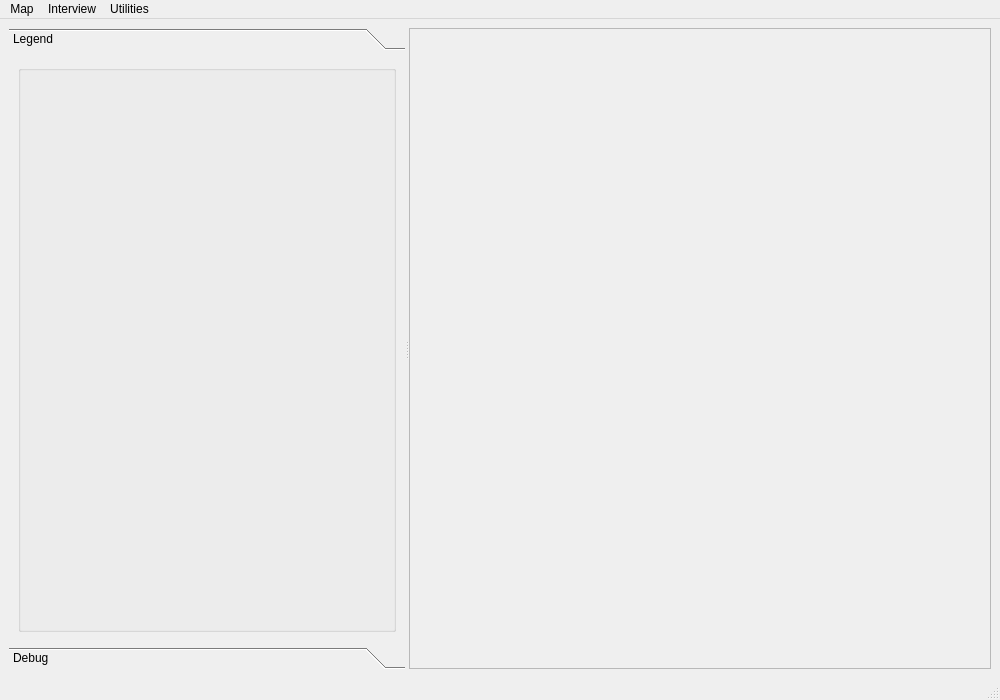
Above: cobi_loreto/Main/mainwindow.ui from Ecotrust/openoceanmap-desktop before the change. Below: the same form after it.
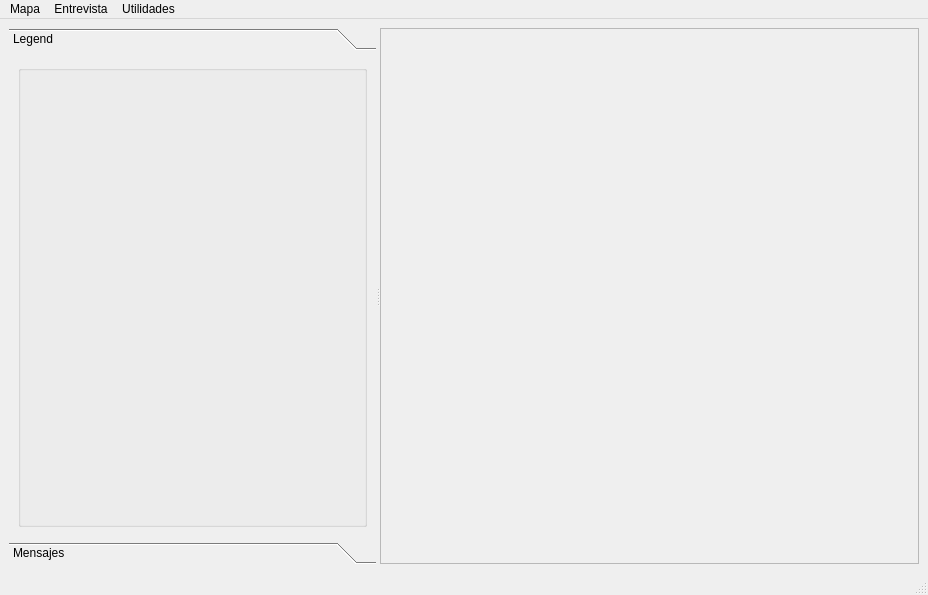
That is the form after the change. Icons and pictures are not drawn.

Commit message: basic menus and toolbars now in spanish

```diff
--- a/cobi_loreto/Main/mainwindow.ui
+++ b/cobi_loreto/Main/mainwindow.ui
@@ -5,8 +5,8 @@
    <rect>
     <x>0</x>
     <y>0</y>
-    <width>1000</width>
-    <height>700</height>
+    <width>928</width>
+    <height>595</height>
    </rect>
   </property>
   <property name="windowTitle" >
@@ -64,8 +64,8 @@
          <rect>
           <x>0</x>
           <y>0</y>
-          <width>462</width>
-          <height>581</height>
+          <width>390</width>
+          <height>463</height>
          </rect>
         </property>
         <attribute name="label" >
@@ -112,7 +112,7 @@
          </rect>
         </property>
         <attribute name="label" >
-         <string>Debug</string>
+         <string>Mensajes</string>
         </attribute>
        </widget>
       </widget>
@@ -139,19 +139,19 @@
     <rect>
      <x>0</x>
      <y>0</y>
-     <width>1000</width>
-     <height>26</height>
+     <width>928</width>
+     <height>22</height>
     </rect>
    </property>
    <widget class="QMenu" name="menuInterview" >
     <property name="title" >
-     <string>Interview</string>
+     <string>Entrevista</string>
     </property>
     <addaction name="actionStart_Interview" />
    </widget>
    <widget class="QMenu" name="menuMap" >
     <property name="title" >
-     <string>Map</string>
+     <string>Mapa</string>
     </property>
     <addaction name="mpActionAddRasterLayer" />
     <addaction name="mpActionAddVectorLayer" />
@@ -163,7 +163,7 @@
    </widget>
    <widget class="QMenu" name="menuUtilities" >
     <property name="title" >
-     <string>Utilities</string>
+     <string>Utilidades</string>
     </property>
     <addaction name="actionPython_Console" />
    </widget>
```
Left out of the diff: 24 changed lines with no effect on the pictures. The commit also changes 1 other file.
